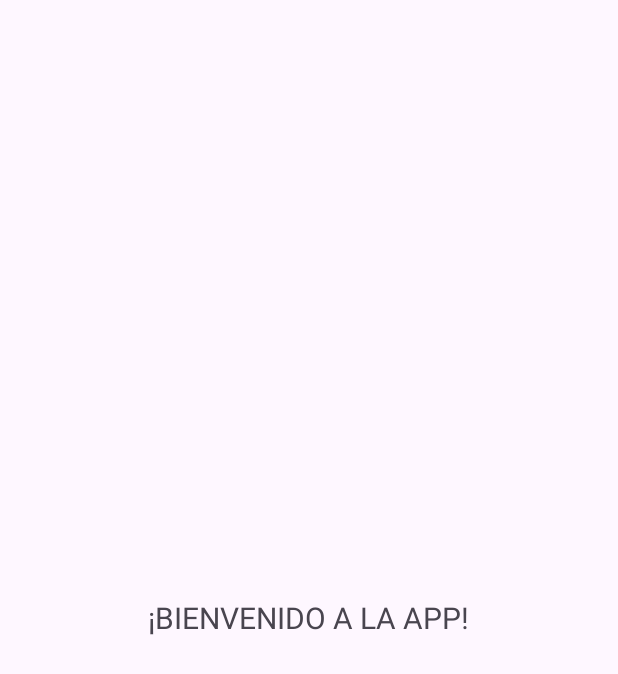
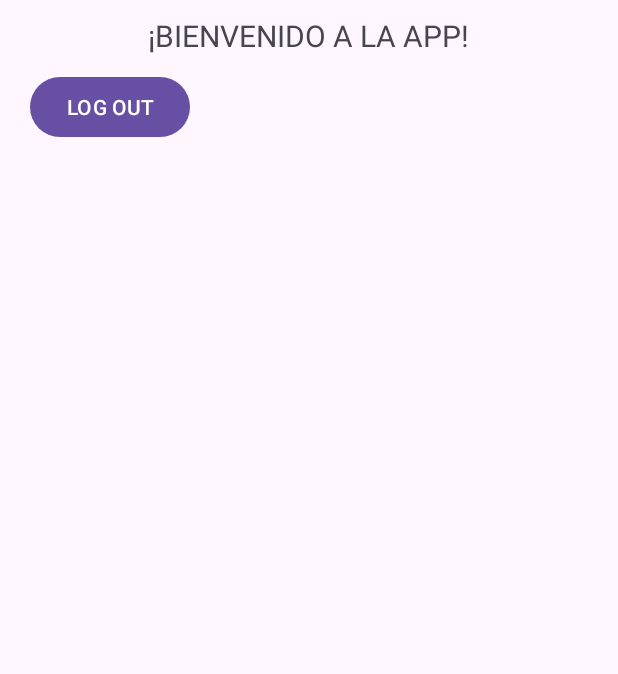
Before and after one commit to JulsSHOWTIME/Notas, an Android app: the NotesActivity screen opened directly, with no data from a screen before it, on a phone screen of 412 x 824 dp. Shown: the top 674 px of the screen. Run offline under Robolectric (Android 15) with nearby library versions, the phone set to English and light mode, and no system bars.

Commit message:
Añadir ListView a la app

```diff
--- a/app/src/main/java/com/example/notas/BaseActivity.java
+++ b/app/src/main/java/com/example/notas/BaseActivity.java
@@ -1,2 +1,17 @@
-package com.example.notas;public class BaseActivity {
+package com.example.notas;
+
+import android.os.Bundle;
+
+import androidx.annotation.Nullable;
+import androidx.appcompat.app.AppCompatActivity;
+
+public abstract class BaseActivity extends AppCompatActivity {
+    PreferencesManager prefs;
+
+    @Override
+    protected void onCreate(@Nullable Bundle savedInstanceState) {
+        super.onCreate(savedInstanceState);
+
+        prefs = new PreferencesManager(this);
+    }
 }
--- a/app/src/main/java/com/example/notas/NotesActivity.java
+++ b/app/src/main/java/com/example/notas/NotesActivity.java
@@ -1,6 +1,11 @@
 package com.example.notas;
 
+import android.content.Intent;
 import android.os.Bundle;
+import android.view.View;
+import android.widget.ArrayAdapter;
+import android.widget.Button;
+import android.widget.ListView;
 
 import androidx.activity.EdgeToEdge;
 import androidx.appcompat.app.AppCompatActivity;
@@ -8,7 +13,9 @@ import androidx.core.graphics.Insets;
 import androidx.core.view.ViewCompat;
 import androidx.core.view.WindowInsetsCompat;
 
-public class NotesActivity extends AppCompatActivity {
+public class NotesActivity extends BaseActivity {
+
+    ListView lvNotes;
 
     @Override
     protected void onCreate(Bundle savedInstanceState) {
@@ -20,5 +27,36 @@ public class NotesActivity extends AppCompatActivity {
             v.setPadding(systemBars.left, systemBars.top, systemBars.right, systemBars.bottom);
             return insets;
         });
+
+
+        setLogoutEvent();
+
+    }
+
+    private void setListViewData() {
+
+        lvNotes = findViewById(R.id.lvNotes);
+
+        ArrayAdapter<String> adapter = new ArrayAdapter<String>(NotesActivity.this, android.R.layout.simple_list_item_1);
+
+        lvNotes.setAdapter(adapter);
+
+    }
+
+    private void setLogoutEvent() {
+        Button btLogOut = findViewById(R.id.btLogOut);
+
+        btLogOut.setOnClickListener(new View.OnClickListener() {
+            @Override
+            public void onClick(View v) {
+
+                prefs.setPref(Constants.PREFS_USER, false);
+                Intent intent = new Intent(NotesActivity.this, LoginActivity.class);
+                startActivity(intent);
+                finish();
+
+            }
+        });
+
     }
 }
--- a/app/src/main/java/com/example/notas/PreferencesManager.java
+++ b/app/src/main/java/com/example/notas/PreferencesManager.java
@@ -1,2 +1,28 @@
-package com.example.notas;public class PreferencesManager {
+package com.example.notas;
+
+import android.content.Context;
+import android.content.SharedPreferences;
+
+public class PreferencesManager {
+
+    private final String PREFS_NAME = "prefs_name";
+    private Context ctx;
+
+    public PreferencesManager(Context ctx){
+        this.ctx = ctx;
+    }
+
+    public boolean getPref(String key){
+        SharedPreferences prefs = ctx.getSharedPreferences(PREFS_NAME, Context.MODE_PRIVATE);
+        return prefs.getBoolean(key, false);
+    }
+
+    public void setPref(String key, boolean value){
+
+        SharedPreferences.Editor editor = ctx.getSharedPreferences(PREFS_NAME, Context.MODE_PRIVATE).edit();
+        editor.putBoolean(key, value);
+        editor.apply();
+
+    }
+
 }
--- a/app/src/main/java/com/example/notas/SplashActivity.java
+++ b/app/src/main/java/com/example/notas/SplashActivity.java
@@ -10,7 +10,7 @@ import androidx.appcompat.app.AppCompatActivity;
 import java.util.Timer;
 import java.util.TimerTask;
 
-public class SplashActivity extends AppCompatActivity {
+public class SplashActivity extends BaseActivity {
 
     @Override
     protected void onCreate(@Nullable Bundle savedInstanceState) {
@@ -28,8 +28,7 @@ public class SplashActivity extends AppCompatActivity {
             @Override
             public void run() {
 
-                SharedPreferences prefs = getSharedPreferences("prefs_notes", MODE_PRIVATE);
-                boolean userLogged = prefs.getBoolean("userLogged", false);
+                boolean userLogged = prefs.getPref(Constants.PREFS_USER);
                 Intent intent = null;
 
                 if (userLogged){
--- a/app/src/main/res/layout/activity_notes.xml
+++ b/app/src/main/res/layout/activity_notes.xml
@@ -1,16 +1,29 @@
 <?xml version="1.0" encoding="utf-8"?>
 <LinearLayout xmlns:android="http://schemas.android.com/apk/res/android"
 
+    android:id="@+id/main"
     android:layout_width="match_parent"
-    android:id="@+id/main"
     android:layout_height="match_parent"
-    android:gravity="center"
+    android:layout_margin="10dp"
     android:orientation="vertical">
 
     <TextView
         android:layout_width="wrap_content"
         android:layout_height="wrap_content"
+        android:layout_gravity="center"
         android:text="¡BIENVENIDO A LA APP!"
         android:textSize="20sp" />
 
+    <Button
+        android:id="@+id/btLogOut"
+        android:layout_width="wrap_content"
+        android:layout_height="wrap_content"
+        android:layout_margin="10dp"
+        android:text="LOG OUT" />
+
+    <ListView
+        android:id="@+id/lvNotes"
+        android:layout_width="match_parent"
+        android:layout_height="wrap_content" />
+
 </LinearLayout>
```
Also changed, not shown: app/src/main/java/com/example/notas/Constants.java (+6 -1 lines), app/src/main/java/com/example/notas/LoginActivity.java (+2 -9 lines).
